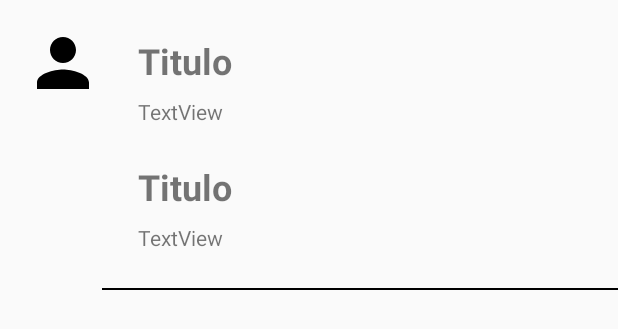
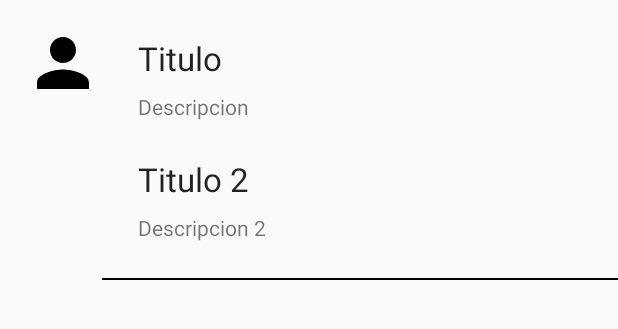
Before and after one commit to jocgiraldo/CV-Curriculum-Vitae-App-Android, an Android app: the layout navigation_view_item.xml on its own in the app's theme, with its tools: preview values and no code run, on a phone screen of 412 x 824 dp. Shown: the top 329 px of the screen. Run offline under Robolectric (Android 15) with nearby library versions, the phone set to English and light mode, and no system bars.

```diff
--- a/app/build.gradle
+++ b/app/build.gradle
@@ -23,8 +23,8 @@ android {
 }
 
 dependencies {
-    implementation fileTree(dir: 'libs', include: ['*.jar'])
-    implementation"org.jetbrains.kotlin:kotlin-stdlib-jre7:$kotlin_version"
+    implementation fileTree(include: ['*.jar'], dir: 'libs')
+    implementation "org.jetbrains.kotlin:kotlin-stdlib-jre7:$kotlin_version"
     implementation 'com.android.support:appcompat-v7:26.1.0'
     implementation 'com.android.support:support-v4:26.1.0'
     implementation 'com.android.support:design:26.1.0'
@@ -33,4 +33,5 @@ dependencies {
     testImplementation 'junit:junit:4.12'
     androidTestImplementation 'com.android.support.test:runner:1.0.1'
     androidTestImplementation 'com.android.support.test.espresso:espresso-core:3.0.1'
+    implementation 'com.android.support:recyclerview-v7:26.1.0'
 }
--- a/app/src/main/java/co/hitcompany/cvjosegiraldo/ItemNavigationView.kt
+++ b/app/src/main/java/co/hitcompany/cvjosegiraldo/ItemNavigationView.kt
@@ -1,6 +1,8 @@
 package co.hitcompany.cvjosegiraldo
+
+import android.graphics.drawable.Drawable
 
 /**
  * Created by Jose on 15/03/2018.
  */
-data class ItemNavigationView(val title:String, val desc:String)
+data class ItemNavigationView(val imgDrawable: Int,val title:String, val desc:String, val title2: String, val desc2:String)
--- /dev/null
+++ b/app/src/main/res/drawable/ic_bookmark_black_24dp.xml
@@ -0,0 +1,4 @@
+<vector android:height="52dp" android:viewportHeight="24.0"
+    android:viewportWidth="24.0" android:width="52dp" xmlns:android="http://schemas.android.com/apk/res/android">
+    <path android:fillColor="#FF000000" android:pathData="M17,3H7c-1.1,0 -1.99,0.9 -1.99,2L5,21l7,-3 7,3V5c0,-1.1 -0.9,-2 -2,-2z"/>
+</vector>
--- /dev/null
+++ b/app/src/main/res/drawable/ic_email_black_24dp.xml
@@ -0,0 +1,4 @@
+<vector android:height="52dp" android:viewportHeight="24.0"
+    android:viewportWidth="24.0" android:width="52dp" xmlns:android="http://schemas.android.com/apk/res/android">
+    <path android:fillColor="#FF000000" android:pathData="M20,4L4,4c-1.1,0 -1.99,0.9 -1.99,2L2,18c0,1.1 0.9,2 2,2h16c1.1,0 2,-0.9 2,-2L22,6c0,-1.1 -0.9,-2 -2,-2zM20,8l-8,5 -8,-5L4,6l8,5 8,-5v2z"/>
+</vector>
--- /dev/null
+++ b/app/src/main/res/drawable/ic_phone_black_24dp.xml
@@ -0,0 +1,4 @@
+<vector android:height="52dp" android:viewportHeight="24.0"
+    android:viewportWidth="24.0" android:width="52dp" xmlns:android="http://schemas.android.com/apk/res/android">
+    <path android:fillColor="#FF000000" android:pathData="M6.62,10.79c1.44,2.83 3.76,5.14 6.59,6.59l2.2,-2.2c0.27,-0.27 0.67,-0.36 1.02,-0.24 1.12,0.37 2.33,0.57 3.57,0.57 0.55,0 1,0.45 1,1V20c0,0.55 -0.45,1 -1,1 -9.39,0 -17,-7.61 -17,-17 0,-0.55 0.45,-1 1,-1h3.5c0.55,0 1,0.45 1,1 0,1.25 0.2,2.45 0.57,3.57 0.11,0.35 0.03,0.74 -0.25,1.02l-2.2,2.2z"/>
+</vector>
--- /dev/null
+++ b/app/src/main/res/drawable/ic_school_black_24dp.xml
@@ -0,0 +1,4 @@
+<vector android:height="52dp" android:viewportHeight="24.0"
+    android:viewportWidth="24.0" android:width="52dp" xmlns:android="http://schemas.android.com/apk/res/android">
+    <path android:fillColor="#FF000000" android:pathData="M5,13.18v4L12,21l7,-3.82v-4L12,17l-7,-3.82zM12,3L1,9l11,6 9,-4.91V17h2V9L12,3z"/>
+</vector>
--- /dev/null
+++ b/app/src/main/res/drawable/ic_work_black_24dp.xml
@@ -0,0 +1,4 @@
+<vector android:height="52dp" android:viewportHeight="24.0"
+    android:viewportWidth="24.0" android:width="52dp" xmlns:android="http://schemas.android.com/apk/res/android">
+    <path android:fillColor="#FF000000" android:pathData="M20,6h-4L16,4c0,-1.11 -0.89,-2 -2,-2h-4c-1.11,0 -2,0.89 -2,2v2L4,6c-1.11,0 -1.99,0.89 -1.99,2L2,19c0,1.11 0.89,2 2,2h16c1.11,0 2,-0.89 2,-2L22,8c0,-1.11 -0.89,-2 -2,-2zM14,6h-4L10,4h4v2z"/>
+</vector>
--- a/app/src/main/res/layout-v21/activity_main.xml
+++ b/app/src/main/res/layout-v21/activity_main.xml
@@ -61,7 +61,7 @@
                     app:srcCompat="@drawable/yo" />
 
                 <android.support.v7.widget.RecyclerView
-                    android:id="@+id/lst_menu_items"
+                    android:id="@+id/rvListaNavigation"
                     android:layout_width="match_parent"
                     android:layout_height="0dp"
                     android:layout_weight="1"
--- a/app/src/main/res/layout/navigation_view_item.xml
+++ b/app/src/main/res/layout/navigation_view_item.xml
@@ -22,25 +22,24 @@
         android:layout_marginEnd="8dp"
         android:layout_marginStart="24dp"
         android:layout_marginTop="24dp"
-        android:text="TextView"
-        android:textSize="24sp"
-        android:textStyle="bold"
+        android:textAppearance="@style/TextAppearance.AppCompat.Large"
         app:layout_constraintEnd_toEndOf="parent"
         app:layout_constraintStart_toEndOf="@+id/ivIconItemNavigation"
         app:layout_constraintTop_toTopOf="parent"
         tools:text="Titulo" />
 
     <TextView
-        android:id="@+id/tvDescriptionItemNavigation"
+        android:id="@+id/tvDescItemNavigation"
         android:layout_width="0dp"
         android:layout_height="wrap_content"
         android:layout_marginEnd="8dp"
         android:layout_marginStart="24dp"
         android:layout_marginTop="8dp"
-        android:text="TextView"
+        android:textAppearance="@style/TextAppearance.AppCompat.Small"
         app:layout_constraintEnd_toEndOf="parent"
         app:layout_constraintStart_toEndOf="@+id/ivIconItemNavigation"
-        app:layout_constraintTop_toBottomOf="@+id/tvTitleItemNavigation" />
+        app:layout_constraintTop_toBottomOf="@+id/tvTitleItemNavigation"
+        tools:text="Descripcion" />
 
     <TextView
         android:id="@+id/tvTitleItemNavigation2"
@@ -49,25 +48,24 @@
         android:layout_marginEnd="8dp"
         android:layout_marginStart="24dp"
         android:layout_marginTop="24dp"
-        android:text="TextView"
-        android:textSize="24sp"
-        android:textStyle="bold"
+        android:textAppearance="@style/TextAppearance.AppCompat.Large"
         app:layout_constraintEnd_toEndOf="parent"
         app:layout_constraintStart_toEndOf="@+id/ivIconItemNavigation"
-        app:layout_constraintTop_toBottomOf="@+id/tvDescriptionItemNavigation"
-        tools:text="Titulo" />
+        app:layout_constraintTop_toBottomOf="@+id/tvDescItemNavigation"
+        tools:text="Titulo 2" />
 
     <TextView
-        android:id="@+id/tvDescriptionItemNavigation2"
+        android:id="@+id/tvDescItemNavigation2"
         android:layout_width="0dp"
         android:layout_height="wrap_content"
         android:layout_marginEnd="8dp"
         android:layout_marginStart="24dp"
         android:layout_marginTop="8dp"
-        android:text="TextView"
+        android:textAppearance="@style/TextAppearance.AppCompat.Small"
         app:layout_constraintEnd_toEndOf="parent"
         app:layout_constraintStart_toEndOf="@+id/ivIconItemNavigation"
-        app:layout_constraintTop_toBottomOf="@+id/tvTitleItemNavigation2" />
+        app:layout_constraintTop_toBottomOf="@+id/tvTitleItemNavigation2"
+        tools:text="Descripcion 2" />
 
     <View
         android:layout_width="0dp"
@@ -76,6 +74,6 @@
         android:layout_marginTop="24dp"
         app:layout_constraintEnd_toEndOf="parent"
         app:layout_constraintStart_toEndOf="@+id/ivIconItemNavigation"
-        app:layout_constraintTop_toBottomOf="@+id/tvDescriptionItemNavigation2" />
+        app:layout_constraintTop_toBottomOf="@+id/tvDescItemNavigation2" />
 
 </android.support.constraint.ConstraintLayout>
```
Also changed, not shown: app/src/main/java/co/hitcompany/cvjosegiraldo/AdapterRvNavigation.kt (+35 -7 lines), app/src/main/java/co/hitcompany/cvjosegiraldo/Ui/Actividades/MainActivity.kt (+19 -29 lines), app/src/main/res/layout/activity_main.xml (+10 -15 lines).
